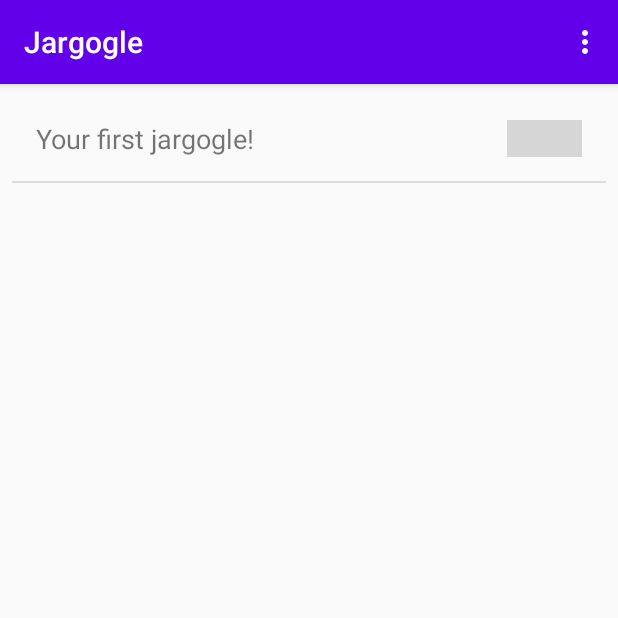
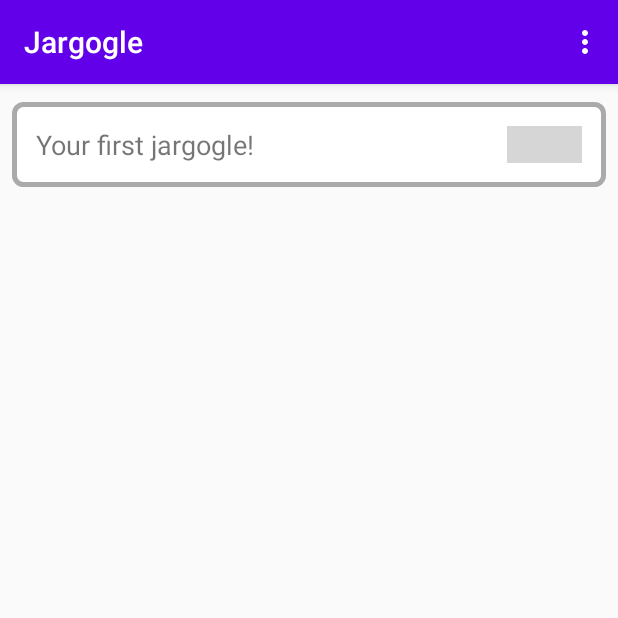
Before and after one commit to codevarius/JargogleApp, an Android app: the screen it shows after launch (MainJargogleActivity), on a phone screen of 412 x 824 dp, the top half of it. Run offline under Robolectric (Android 15) with nearby library versions, the phone set to English and light mode, and no system bars; grey boxes are pictures that could not be loaded.

Commit message:
swipe to delete feature

```diff
--- a/app/src/main/java/com/kshv/example/jargogle_app/ui/main/JargogleDetailFragment.java
+++ b/app/src/main/java/com/kshv/example/jargogle_app/ui/main/JargogleDetailFragment.java
@@ -83,7 +83,8 @@ public class JargogleDetailFragment extends Fragment {
                 /*
                 if (titleEditText.getText ().length ()
                         >= getResources ().getInteger (R.integer.max_title_length)){
-                    Toast.makeText (getContext (),R.string.max_width_title_input_text,Toast.LENGTH_LONG).show ();
+                    Toast.makeText (getContext (),
+                    R.string.max_width_title_input_text,Toast.LENGTH_LONG).show ();
                 }
                 */
             }
@@ -104,7 +105,8 @@ public class JargogleDetailFragment extends Fragment {
                 /*
                 if (dataEditText.getText ().length ()
                         >= getResources ().getInteger (R.integer.max_data_length)){
-                    Toast.makeText (getContext (),R.string.max_width_data_input_text,Toast.LENGTH_LONG).show ();
+                    Toast.makeText (getContext (),
+                    R.string.max_width_data_input_text,Toast.LENGTH_LONG).show ();
                 }
                 */
             }
--- a/app/src/main/java/com/kshv/example/jargogle_app/ui/main/MainFragment.java
+++ b/app/src/main/java/com/kshv/example/jargogle_app/ui/main/MainFragment.java
@@ -1,7 +1,12 @@
 package com.kshv.example.jargogle_app.ui.main;
 
 import android.content.Intent;
+import android.graphics.Canvas;
+import android.graphics.Color;
+import android.graphics.drawable.ColorDrawable;
+import android.graphics.drawable.Drawable;
 import android.os.Bundle;
+import android.view.Gravity;
 import android.view.LayoutInflater;
 import android.view.Menu;
 import android.view.MenuInflater;
@@ -10,14 +15,14 @@ import android.view.View;
 import android.view.ViewGroup;
 import android.widget.ImageView;
 import android.widget.TextView;
-
+import android.widget.Toast;
 import androidx.annotation.NonNull;
 import androidx.annotation.Nullable;
+import androidx.core.content.ContextCompat;
 import androidx.fragment.app.Fragment;
-import androidx.recyclerview.widget.DividerItemDecoration;
+import androidx.recyclerview.widget.ItemTouchHelper;
 import androidx.recyclerview.widget.LinearLayoutManager;
 import androidx.recyclerview.widget.RecyclerView;
-
 import com.kshv.example.jargogle_app.AboutActivity;
 import com.kshv.example.jargogle_app.JargogleDetailActivity;
 import com.kshv.example.jargogle_app.R;
@@ -28,7 +33,7 @@ import java.util.Objects;
 
 public class MainFragment extends Fragment {
     private RecyclerView recyclerView;
-    private MyAdapter adapter;
+    private JargogleRecyclerViewAdapter adapter;
     private JargogleDataProvider provider;
 
     public static MainFragment newInstance() {
@@ -42,12 +47,19 @@ public class MainFragment extends Fragment {
         View view = inflater.inflate (R.layout.main_fragment, container, false);
         provider = JargogleDataProvider.getInstance (getContext ());
         recyclerView = view.findViewById (R.id.list);
+        /*
         recyclerView.addItemDecoration (
                 new DividerItemDecoration (Objects.requireNonNull (
                         getContext ()),DividerItemDecoration.VERTICAL)
         );
-        adapter = new MyAdapter (provider.getJargogleList ());
+        */
+        adapter = new JargogleRecyclerViewAdapter (provider.getJargogleList ());
         recyclerView.setLayoutManager (new LinearLayoutManager (getActivity ()));
+
+        ItemTouchHelper itemTouchHelper = new
+                ItemTouchHelper (new SwipeToDeleteJargogleCallback());
+        itemTouchHelper.attachToRecyclerView (recyclerView);
+
         recyclerView.setAdapter (adapter);
         setHasOptionsMenu (true);
         return view;
@@ -64,12 +76,12 @@ public class MainFragment extends Fragment {
     @Override
     public void onCreateOptionsMenu(@NonNull Menu menu, @NonNull MenuInflater inflater) {
         super.onCreateOptionsMenu (menu, inflater);
-        inflater.inflate (R.menu.top_menu,menu);
+        inflater.inflate (R.menu.top_menu, menu);
     }
 
     @Override
     public boolean onOptionsItemSelected(@NonNull MenuItem item) {
-        switch (item.getItemId ()){
+        switch (item.getItemId ()) {
             case R.id.option_add:
                 provider.addJargogle (new Jargogle ());
                 adapter.updateJargogleList (provider.getJargogleList ());
@@ -78,41 +90,42 @@ public class MainFragment extends Fragment {
             case R.id.option_about:
                 startActivity (new Intent (getContext (), AboutActivity.class));
                 return true;
-            default: return super.onOptionsItemSelected (item);
+            default:
+                return super.onOptionsItemSelected (item);
         }
     }
 
-    private class MyHolder extends RecyclerView.ViewHolder{
+    private class JargogleViewHolder extends RecyclerView.ViewHolder {
         TextView title;
         ImageView encoded_icon;
 
-        MyHolder(@NonNull View itemView) {
+        JargogleViewHolder(@NonNull View itemView) {
             super (itemView);
             title = itemView.findViewById (R.id.title);
             encoded_icon = itemView.findViewById (R.id.list_item_icon);
         }
     }
 
-    private class MyAdapter extends RecyclerView.Adapter<MyHolder>{
+    private class JargogleRecyclerViewAdapter extends RecyclerView.Adapter<JargogleViewHolder> {
         List<Jargogle> jargogleList;
 
-        MyAdapter(List<Jargogle> jargogleList) {
+        JargogleRecyclerViewAdapter(List<Jargogle> jargogleList) {
             this.jargogleList = jargogleList;
         }
 
-        void updateJargogleList(List<Jargogle> newJargogleList){
+        void updateJargogleList(List<Jargogle> newJargogleList) {
             this.jargogleList = newJargogleList;
         }
 
         @NonNull
         @Override
-        public MyHolder onCreateViewHolder(@NonNull ViewGroup parent, int viewType) {
-            return new MyHolder(LayoutInflater.from (getContext ())
-                    .inflate (R.layout.list_item,parent,false));
+        public JargogleViewHolder onCreateViewHolder(@NonNull ViewGroup parent, int viewType) {
+            return new JargogleViewHolder (LayoutInflater.from (getContext ())
+                    .inflate (R.layout.list_item, parent, false));
         }
 
         @Override
-        public void onBindViewHolder(@NonNull MyHolder holder, final int position) {
+        public void onBindViewHolder(@NonNull JargogleViewHolder holder, final int position) {
             Jargogle jargogle = jargogleList.get (position);
             holder.title.setText (jargogle.getTitle ());
             holder.encoded_icon.setImageResource (jargogle.getEncoded () == 1 ?
@@ -120,7 +133,7 @@ public class MainFragment extends Fragment {
             holder.itemView.setOnClickListener (v -> {
                 Intent intent = new Intent (getContext (), JargogleDetailActivity.class);
                 intent.putExtra (
-                        Jargogle.JARGOGLE_POSITION,position);
+                        Jargogle.JARGOGLE_POSITION, position);
                 startActivity (intent);
             });
         }
@@ -130,4 +143,67 @@ public class MainFragment extends Fragment {
             return jargogleList.size ();
         }
     }
+
+    public class SwipeToDeleteJargogleCallback extends ItemTouchHelper.SimpleCallback {
+        private Drawable icon;
+        private ColorDrawable background;
+
+        SwipeToDeleteJargogleCallback() {
+            super (0, ItemTouchHelper.LEFT);
+            icon = ContextCompat.getDrawable (Objects.requireNonNull (
+                    getContext ()),R.drawable.ic_delete_by_swipe);
+            background = new ColorDrawable (Color.RED);
+        }
+
+        @Override
+        public boolean onMove(@NonNull RecyclerView recyclerView,
+                              @NonNull RecyclerView.ViewHolder viewHolder,
+                              @NonNull RecyclerView.ViewHolder target) {
+            return false;
+        }
+
+        @Override
+        public void onChildDraw(@NonNull Canvas c,
+                                @NonNull RecyclerView recyclerView,
+                                @NonNull RecyclerView.ViewHolder viewHolder,
+                                float dX, float dY, int actionState, boolean isCurrentlyActive) {
+            super.onChildDraw (c, recyclerView, viewHolder, dX, dY, actionState,isCurrentlyActive);
+            View itemView = viewHolder.itemView;
+            int backgroundCornerOffset = 20;
+
+            int iconMargin = (itemView.getHeight ()-icon.getIntrinsicHeight ())/2;
+            int iconTop = itemView.getTop ()+(itemView.getHeight ()-icon.getIntrinsicHeight())/2;
+            int iconBottom = iconTop + icon.getIntrinsicHeight ();
+
+            if (dX < 0) {
+                int iconLeft = itemView.getRight() - iconMargin - icon.getIntrinsicWidth();
+                int iconRight = itemView.getRight() - iconMargin;
+                icon.setBounds(iconLeft, iconTop, iconRight, iconBottom);
+
+                background.setBounds(itemView.getRight() + ((int) dX) - backgroundCornerOffset,
+                        itemView.getTop(), itemView.getRight(), itemView.getBottom());
+            } else {
+                background.setBounds(0, 0, 0, 0);
+            }
+
+            background.draw (c);
+            icon.draw (c);
+        }
+
+        @Override
+        public void onSwiped(RecyclerView.ViewHolder viewHolder, int direction) {
+            int position = viewHolder.getAdapterPosition ();
+            Jargogle jargogleToRemove = provider.getJargogleList ().get (position);
+            if (jargogleToRemove.getEncoded () != 1) {
+                provider.deleteJargogleRecord (jargogleToRemove);
+            }else{
+                Toast toast = Toast.makeText (getContext (),
+                        R.string.jargogole_encoded, Toast.LENGTH_SHORT);
+                toast.setGravity (Gravity.TOP, 0, 0);
+                toast.show ();
+            }
+            adapter.updateJargogleList (provider.getJargogleList ());
+            adapter.notifyDataSetChanged ();
+        }
+    }
 }
--- /dev/null
+++ b/app/src/main/res/drawable-anydpi/ic_delete_by_swipe.xml
@@ -0,0 +1,11 @@
+<vector xmlns:android="http://schemas.android.com/apk/res/android"
+    android:width="24dp"
+    android:height="24dp"
+    android:viewportWidth="24"
+    android:viewportHeight="24"
+    android:tint="#FFFFFF"
+    android:alpha="0.8">
+    <path
+        android:fillColor="#FF000000"
+        android:pathData="M6,19c0,1.1 0.9,2 2,2h8c1.1,0 2,-0.9 2,-2L18,7L6,7v12zM8.46,11.88l1.41,-1.41L12,12.59l2.12,-2.12 1.41,1.41L13.41,14l2.12,2.12 -1.41,1.41L12,15.41l-2.12,2.12 -1.41,-1.41L10.59,14l-2.13,-2.12zM15.5,4l-1,-1h-5l-1,1L5,4v2h14L19,4z"/>
+</vector>
--- /dev/null
+++ b/app/src/main/res/drawable/list_itm_rounded.xml
@@ -0,0 +1,19 @@
+<?xml version="1.0" encoding="UTF-8"?>
+<shape xmlns:android="http://schemas.android.com/apk/res/android">
+    <solid android:color="@android:color/white"/>
+
+    <stroke android:width="3dp"
+        android:color="@android:color/darker_gray"
+        />
+
+    <padding android:left="1dp"
+        android:top="1dp"
+        android:right="1dp"
+        android:bottom="1dp"
+        />
+
+    <corners android:bottomRightRadius="6dp"
+        android:bottomLeftRadius="6dp"
+        android:topLeftRadius="6dp"
+        android:topRightRadius="6dp"/>
+</shape>
--- a/app/src/main/res/layout/list_item.xml
+++ b/app/src/main/res/layout/list_item.xml
@@ -5,6 +5,8 @@
     android:id="@+id/item_list_row_layout"
     android:layout_width="match_parent"
     android:layout_height="wrap_content"
+    android:layout_marginTop="4dp"
+    android:background="@drawable/list_itm_rounded"
     android:padding="16dp">
 
     <TextView
```
Also changed, not shown: app/src/main/res/drawable-hdpi/ic_delete_by_swipe.png (added), app/src/main/res/drawable-mdpi/ic_delete_by_swipe.png (added), app/src/main/res/drawable-xhdpi/ic_delete_by_swipe.png (added), app/src/main/res/drawable-xxhdpi/ic_delete_by_swipe.png (added).
